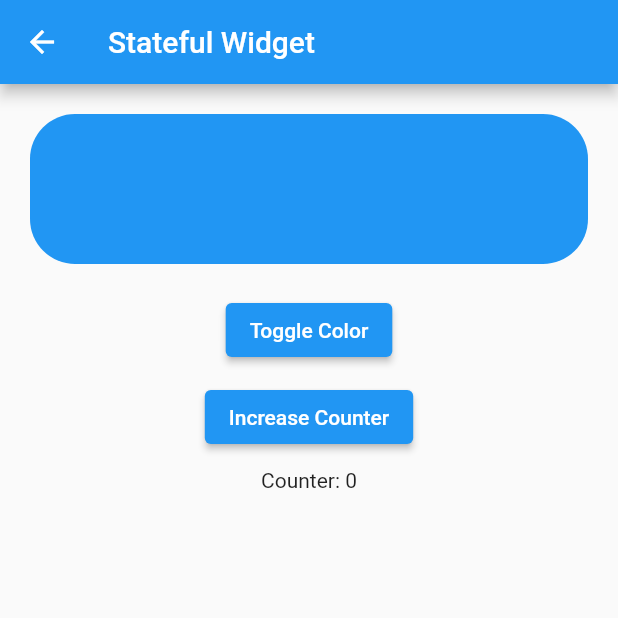
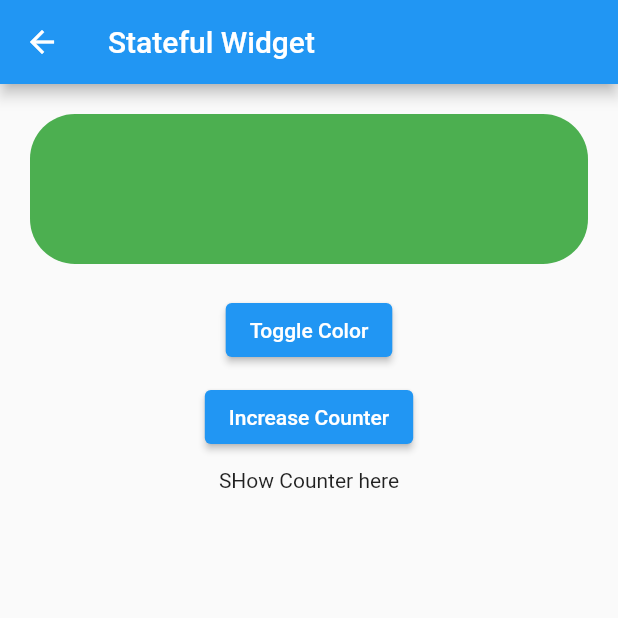
Before and after one commit to juandozuna/flutter-course, a Flutter app: the StatefulPage screen opened directly, after a tap on "Toggle Color", on a phone screen of 412 x 824 dp, the top half of it. Run offline on Flutter 3.47's test engine with Material 2 defaults, Android fonts, the phone set to English and light mode, and no system bars.

Commit message:
removed code

```diff
--- a/project_1/lib/pages/stateful_page.dart
+++ b/project_1/lib/pages/stateful_page.dart
@@ -9,8 +9,7 @@ class StatefulPage extends StatefulWidget {
 }
 
 class _StatefulPageState extends State<StatefulPage> {
-  Color _color = Colors.red;
-  int _counter = 0;
+  // Add properties
 
   @override
   Widget build(BuildContext context) {
@@ -20,34 +19,29 @@ class _StatefulPageState extends State<StatefulPage> {
       ),
       body: Column(
         children: [
-          AnimatedContainer(
-            duration: const Duration(milliseconds: 300),
+          Container(
             decoration: BoxDecoration(
-              color: _color,
+              color: Colors.green,
               borderRadius: BorderRadius.circular(30),
             ),
             margin: const EdgeInsets.all(20),
-            child: Container(
-              height: 100,
-            ),
+            height: 100,
           ),
           PrimaryButton(
             text: 'Toggle Color',
             onPressed: () {
-              setState(() {
-                _color = _color == Colors.red ? Colors.blue : Colors.red;
-              });
+              //TODO: Implement function
             },
           ),
           const SizedBox(height: 10),
           PrimaryButton(
             text: 'Increase Counter',
             onPressed: () {
-              setState(() => _counter++);
+              //TODO: Implement counter function
             },
           ),
           const SizedBox(height: 10),
-          Text('Counter: $_counter'),
+          Text('SHow Counter here'),
         ],
       ),
     );
```
